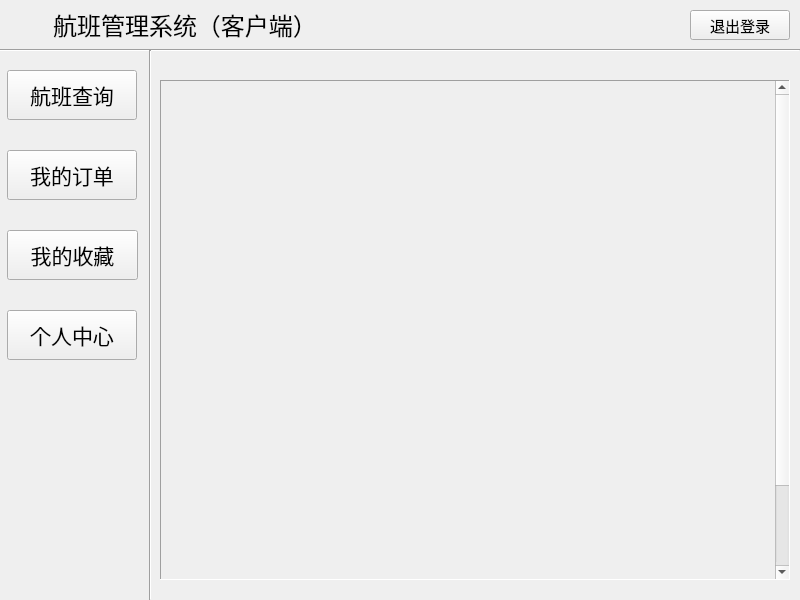
The window that UserMainWindow.ui (ImmortalWatcher/Flient_Management) describes before a commit, drawn with Qt 5.
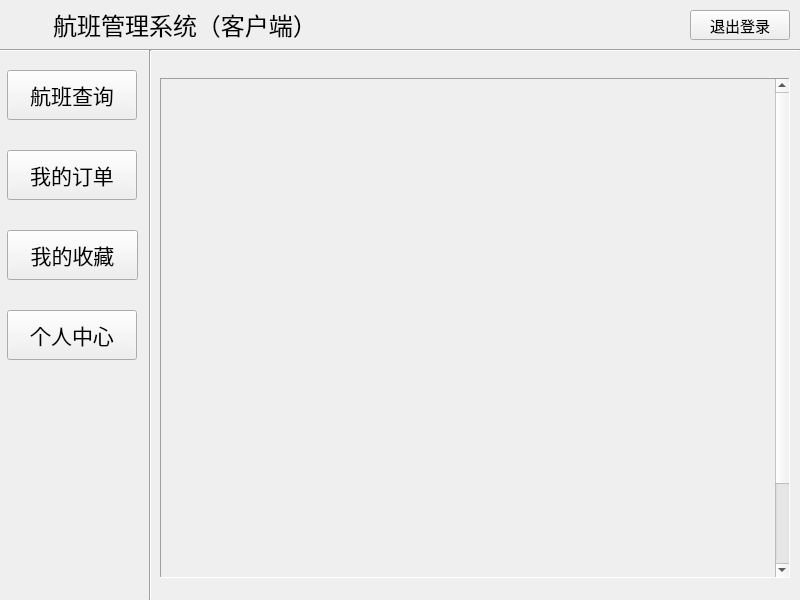
The same window after the commit. The open tabs and pages were chosen to show the change. Icons and pictures are not drawn.

The edit to the form file:
```diff
--- a/UserMainWindow.ui
+++ b/UserMainWindow.ui
@@ -1882,7 +1882,7 @@
       <property name="geometry">
        <rect>
         <x>10</x>
-        <y>30</y>
+        <y>28</y>
         <width>630</width>
         <height>500</height>
        </rect>
```
Left out of the diff: 2 changed lines with no effect on the pictures.
